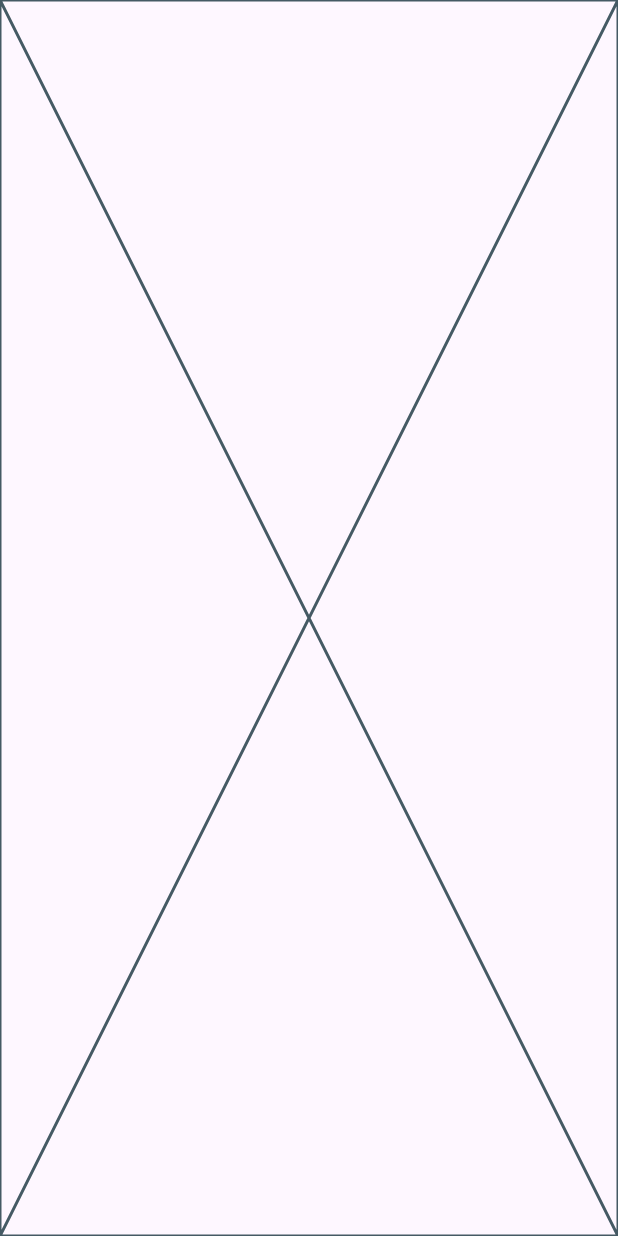
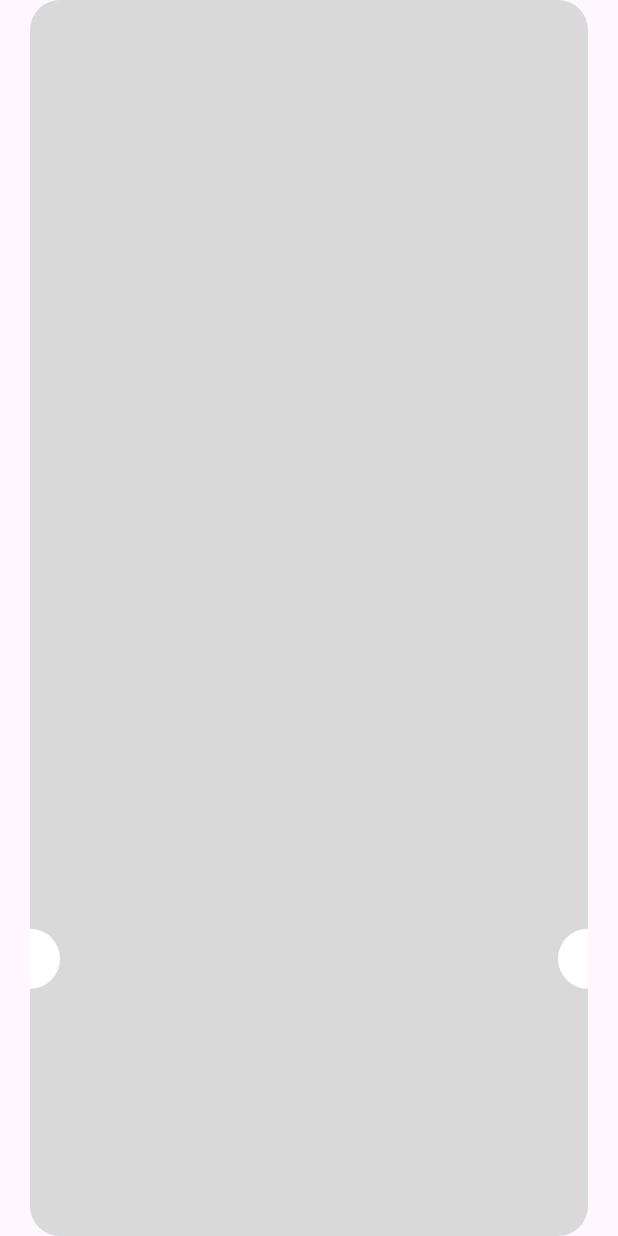
Before and after one commit to a7iiid/paymant-app, a Flutter app: the ThankYouView screen opened directly, on a phone screen of 412 x 824 dp. Run offline on Flutter 3.47's test engine with Material 3 defaults, Android fonts, the phone set to English and light mode, and no system bars; our stand-ins replace flutter_credit_card, flutter_svg.

Commit message:
containar shape

```diff
--- a/lib/fetuers/presantation/widget/thank_you_view_body.dart
+++ b/lib/fetuers/presantation/widget/thank_you_view_body.dart
@@ -5,6 +5,33 @@ class ThankYouViewBody extends StatelessWidget {
 
   @override
   Widget build(BuildContext context) {
-    return const Placeholder();
+    return Padding(
+      padding: const EdgeInsets.symmetric(horizontal: 20.0),
+      child: Stack(
+        children: [
+          Container(
+            decoration: ShapeDecoration(
+              color: Color(0xFFD9D9D9),
+              shape: RoundedRectangleBorder(
+                borderRadius: BorderRadius.circular(20),
+              ),
+            ),
+          ),
+          Positioned(
+            left: -20,
+            bottom: MediaQuery.sizeOf(context).height * .2,
+            child: const CircleAvatar(
+              backgroundColor: Colors.white,
+            ),
+          ),
+          Positioned(
+              right: -20,
+              bottom: MediaQuery.sizeOf(context).height * .2,
+              child: const CircleAvatar(
+                backgroundColor: Colors.white,
+              ))
+        ],
+      ),
+    );
   }
 }
```
